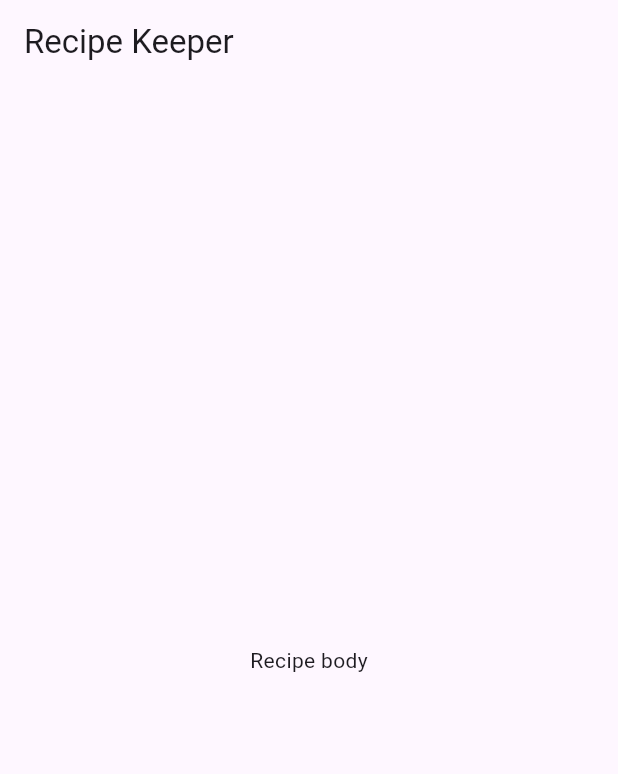
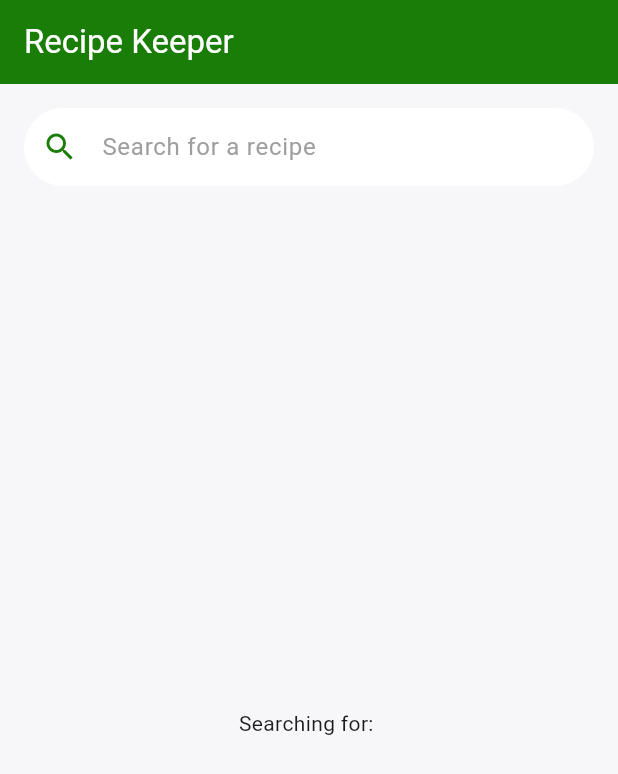
Before and after one commit to deelub/Recipe-keeper, a Flutter app: the screen it shows after launch, on a phone screen of 412 x 824 dp. Shown: the top 774 px of the screen. Run offline on Flutter 3.47's test engine with Material 3 defaults, Android fonts, the light colour scheme and no system bars.

Commit message:
feat : navbar base code

```diff
--- a/lib/main.dart
+++ b/lib/main.dart
@@ -1,21 +1,48 @@
 import 'package:flutter/material.dart';
+import 'widgets/search_bar.dart';
 
 void main() {
-  runApp(const MainApp());
+  runApp(const RecipeKeeperApp());
 }
 
-class MainApp extends StatelessWidget {
-  const MainApp({super.key});
+class RecipeKeeperApp extends StatefulWidget {
+  const RecipeKeeperApp({super.key});
+
 
   @override
+  State<RecipeKeeperApp> createState() => _RecipeKeeperAppState();
+
+}
+
+class _RecipeKeeperAppState extends State<RecipeKeeperApp>{
+
+ String query = '';
+
+
+   @override
   Widget build(BuildContext context) {
     return MaterialApp(
       home: Scaffold(
+        backgroundColor: const Color(0xFFF7F7F9),
         appBar: AppBar(
           title: const Text('Recipe Keeper'),
+          backgroundColor: const Color.fromARGB(255, 25, 125, 7),
+          foregroundColor: Colors.white,
+          elevation: 0,
         ),
-        body: const Center(
-          child: Text('Recipe body'),
+        body: Column(
+          children: [
+            RecipeSearchBar(
+              width: 800,   //width to change later on to non-fixed dependent on screen size
+              onChanged: (value) => setState(() => query = value),
+              onFilterTap: () {
+              },
+            ),
+
+            Expanded(
+              child: Center(child: Text('Searching for: $query')),
+            ),
+          ],
         ),
       ),
     );
--- /dev/null
+++ b/lib/widgets/search_bar.dart
@@ -0,0 +1,55 @@
+import 'package:flutter/material.dart';
+
+class RecipeSearchBar extends StatelessWidget {
+  final String hintText;
+  final ValueChanged<String>? onChanged;
+  final VoidCallback? onFilterTap;
+  final double? width;
+  final Color accentColor;
+  final bool center;
+
+  const RecipeSearchBar({
+    super.key,
+    this.hintText = 'Search for a recipe',
+    this.onChanged,
+    this.onFilterTap,
+    this.width,
+    this.accentColor = const Color.fromARGB(255, 25, 125, 7),
+    this.center = true,
+  });
+
+  @override
+  Widget build(BuildContext context) {
+    final searchField = SizedBox(
+      width: width,
+      child: TextField(
+        onChanged: onChanged,
+        decoration: InputDecoration(
+          hintText: hintText,
+          hintStyle: const TextStyle(color: Colors.grey),
+          prefixIcon: Icon(Icons.search, color: accentColor),
+          filled: true,
+          fillColor: Colors.white,
+          contentPadding: const EdgeInsets.symmetric(vertical: 14),
+          border: OutlineInputBorder(
+            borderRadius: BorderRadius.circular(30),
+            borderSide: BorderSide.none,
+          ),
+          enabledBorder: OutlineInputBorder(
+            borderRadius: BorderRadius.circular(30),
+            borderSide: BorderSide.none,
+          ),
+          focusedBorder: OutlineInputBorder(
+            borderRadius: BorderRadius.circular(30),
+            borderSide: BorderSide(color: accentColor, width: 2),
+          ),
+        ),
+      ),
+    );
+
+    return Padding(
+      padding: const EdgeInsets.all(16),
+      child: center ? Center(child: searchField) : searchField,
+    );
+  }
+}
```
